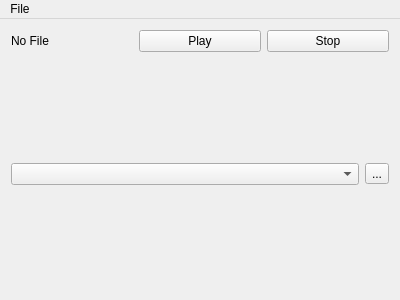
Old version of the form mainwindow.ui in the repository p-groarke/libAVPrototype.
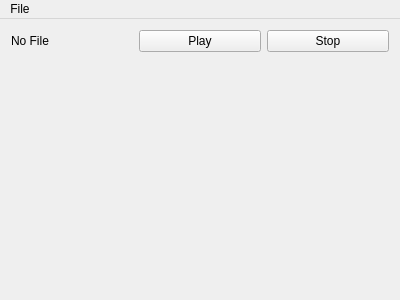
New version of the form.

What changed in the file:
```diff
--- a/mainwindow.ui
+++ b/mainwindow.ui
@@ -59,37 +59,6 @@
       </property>
      </spacer>
     </item>
-    <item>
-     <layout class="QHBoxLayout" name="horizontalLayout_2">
-      <item>
-       <widget class="QComboBox" name="plugins">
-        <property name="editable">
-         <bool>false</bool>
-        </property>
-       </widget>
-      </item>
-      <item>
-       <widget class="QToolButton" name="toolButton">
-        <property name="text">
-         <string>...</string>
-        </property>
-       </widget>
-      </item>
-     </layout>
-    </item>
-    <item>
-     <spacer name="verticalSpacer">
-      <property name="orientation">
-       <enum>Qt::Vertical</enum>
-      </property>
-      <property name="sizeHint" stdset="0">
-       <size>
-        <width>20</width>
-        <height>40</height>
-       </size>
-      </property>
-     </spacer>
-    </item>
    </layout>
   </widget>
   <widget class="QMenuBar" name="menuBar">
```
